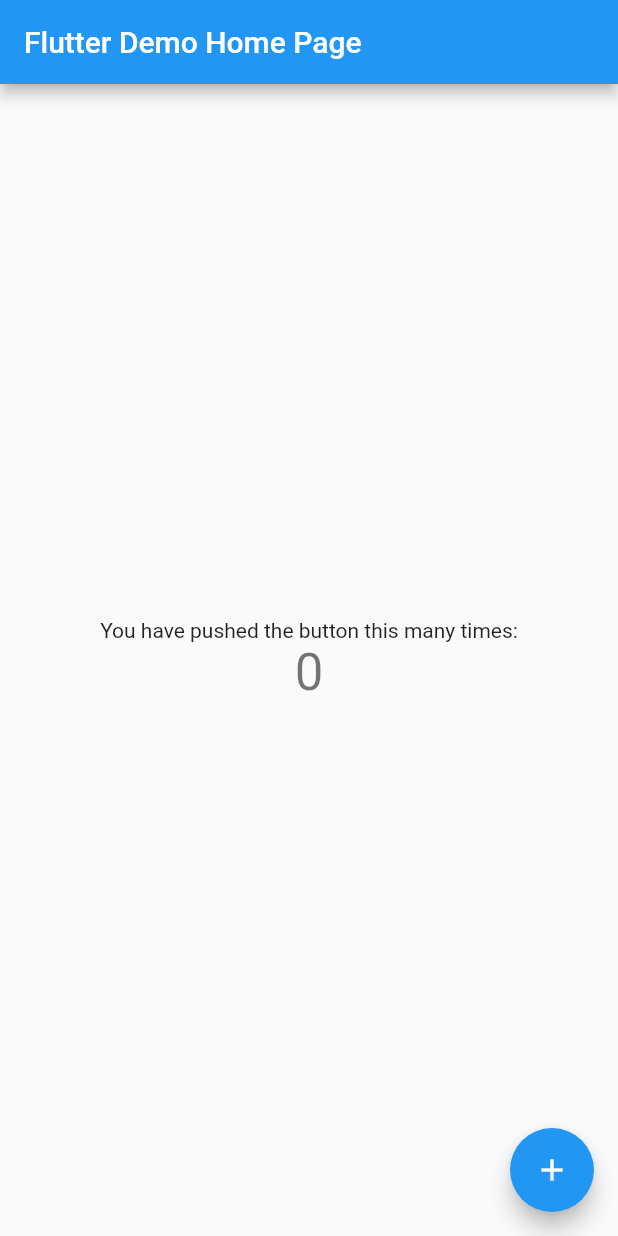
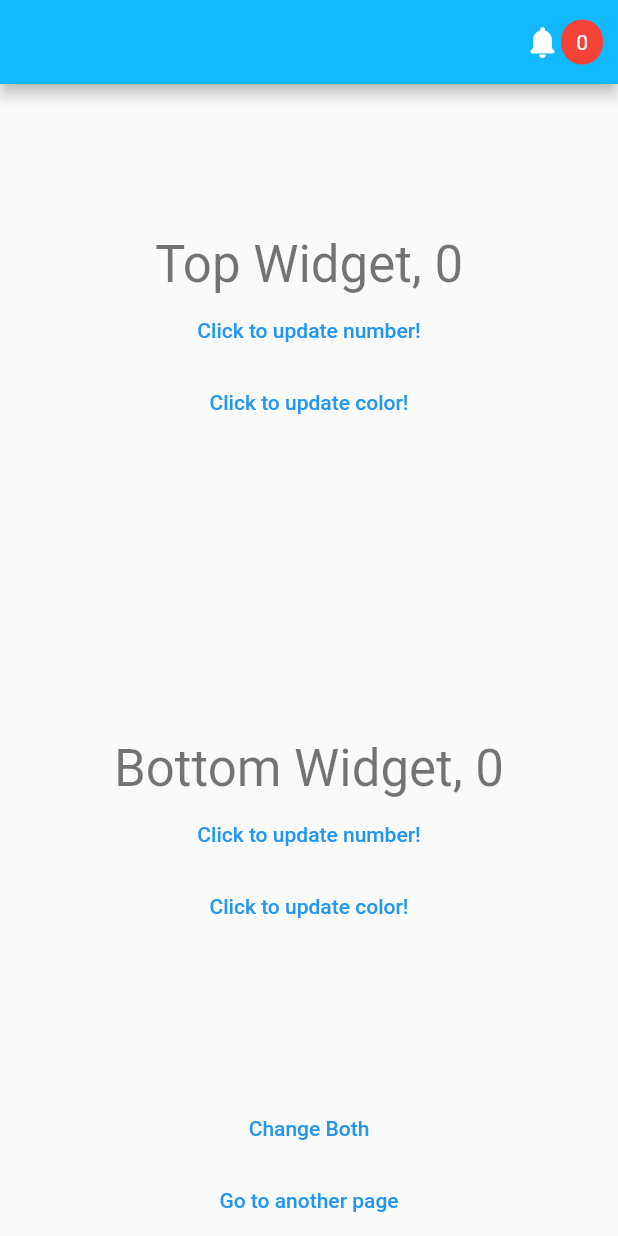
Before and after one commit to saifymatteo/rjc_codelab_7, a Flutter app: the screen it shows after launch, on a phone screen of 412 x 824 dp. Run offline on Flutter 3.47's test engine with Material 2 defaults, Android fonts, the phone set to English and light mode, and no system bars; our stand-ins replace bloc; generated files the repository leaves out were written again.

Commit message:
completed project

```diff
--- /dev/null
+++ b/lib/app/color_service.dart
@@ -0,0 +1,12 @@
+import 'package:flutter/material.dart';
+
+class ColorService extends ChangeNotifier {
+  Color _color = Colors.red;
+
+  Color get color => _color;
+
+  set color(Color value) {
+    _color = value;
+    notifyListeners();
+  }
+}
--- /dev/null
+++ b/lib/app/combined_service.dart
@@ -0,0 +1,14 @@
+import 'package:flutter/cupertino.dart';
+import 'package:provider/provider.dart';
+import 'package:rjc_codelab_7/app/color_service.dart';
+import 'package:rjc_codelab_7/app/value_service.dart';
+
+class CombinedService {
+  void setBothColorAndValue(BuildContext context, Color c, int v) {
+    final colorService = Provider.of<ColorService>(context, listen: false);
+    final valueService = Provider.of<ValueService>(context, listen: false);
+
+    colorService.color = c;
+    valueService.count = v;
+  }
+}
--- /dev/null
+++ b/lib/app/value_service.dart
@@ -0,0 +1,12 @@
+import 'package:flutter/cupertino.dart';
+
+class ValueService extends ChangeNotifier {
+  int _count = 0;
+
+  int get count => _count;
+
+  set count(int value) {
+    _count = value;
+    notifyListeners();
+  }
+}
--- a/lib/app/view/app.dart
+++ b/lib/app/view/app.dart
@@ -7,15 +7,25 @@
 
 import 'package:flutter/material.dart';
 import 'package:flutter_localizations/flutter_localizations.dart';
-import 'package:rjc_codelab_7/counter/counter.dart';
+import 'package:provider/provider.dart';
+import 'package:rjc_codelab_7/app/color_service.dart';
+import 'package:rjc_codelab_7/app/combined_service.dart';
+import 'package:rjc_codelab_7/app/value_service.dart';
+import 'package:rjc_codelab_7/app/view/home.dart';
 import 'package:rjc_codelab_7/l10n/l10n.dart';
 
 class App extends StatelessWidget {
-  const App();
+  const App({super.key});
 
   @override
   Widget build(BuildContext context) {
-    return MaterialApp(
+    return MultiProvider(
+      providers: [
+        ChangeNotifierProvider(create: (_) => ValueService()),
+        ChangeNotifierProvider(create: (_) => ColorService()),
+        Provider(create: (_) => CombinedService()),
+      ],
+      child: MaterialApp(
         theme: ThemeData(
           appBarTheme: const AppBarTheme(color: Color(0xFF13B9FF)),
           colorScheme: ColorScheme.fromSwatch(
@@ -27,7 +37,8 @@
           GlobalMaterialLocalizations.delegate,
         ],
         supportedLocales: AppLocalizations.supportedLocales,
-      home: const CounterPage(),
+        home: const Home(),
+      ),
     );
   }
 }
--- /dev/null
+++ b/lib/app/view/home.dart
@@ -0,0 +1,53 @@
+import 'package:flutter/material.dart';
+import 'package:provider/provider.dart';
+import 'package:rjc_codelab_7/app/combined_service.dart';
+
+import 'package:rjc_codelab_7/app/view/my_widget.dart';
+import 'package:rjc_codelab_7/app/view/next_page.dart';
+import 'package:rjc_codelab_7/app/view/notification_widget.dart';
+
+class Home extends StatelessWidget {
+  const Home({super.key});
+
+  @override
+  Widget build(BuildContext context) {
+    return Scaffold(
+      appBar: AppBar(
+        actions: const [NotificationWidget()],
+      ),
+      body: Column(
+        children: [
+          const Expanded(
+            child: MyWidget(
+              label: 'Top Widget',
+              color: Colors.green,
+            ),
+          ),
+          const Expanded(
+            child: MyWidget(
+              label: 'Bottom Widget',
+              color: Colors.purple,
+            ),
+          ),
+          TextButton(
+            onPressed: () {
+              Provider.of<CombinedService>(context, listen: false)
+                  .setBothColorAndValue(context, Colors.orange, 100);
+            },
+            child: const Text('Change Both'),
+          ),
+          TextButton(
+            onPressed: () {
+              Navigator.of(context).push(
+                MaterialPageRoute<Widget>(
+                  builder: (_) => const NextPage(),
+                ),
+              );
+            },
+            child: const Text('Go to another page'),
+          ),
+        ],
+      ),
+    );
+  }
+}
--- /dev/null
+++ b/lib/app/view/my_widget.dart
@@ -0,0 +1,62 @@
+import 'package:flutter/material.dart';
+import 'package:provider/provider.dart';
+import 'package:rjc_codelab_7/app/color_service.dart';
+import 'package:rjc_codelab_7/app/value_service.dart';
+
+class MyWidget extends StatelessWidget {
+  const MyWidget({super.key, this.label, this.color});
+
+  final String? label;
+  final Color? color;
+
+  @override
+  Widget build(BuildContext context) {
+    return Center(
+      child: Column(
+        mainAxisSize: MainAxisSize.min,
+        children: [
+          Consumer2<ValueService, ColorService>(
+            builder: (_, valueService, colorService, __) {
+              return Column(
+                mainAxisSize: MainAxisSize.min,
+                children: [
+                  Text(
+                    '$label, ${valueService.count}',
+                    style: Theme.of(context).textTheme.headline4,
+                  ),
+                  MyChildWidget(
+                    label: 'Click to update number!',
+                    onWidgetClicked: () {
+                      valueService.count++;
+                    },
+                  ),
+                  MyChildWidget(
+                    label: 'Click to update color!',
+                    onWidgetClicked: () {
+                      colorService.color = color!;
+                    },
+                  ),
+                ],
+              );
+            },
+          ),
+        ],
+      ),
+    );
+  }
+}
+
+class MyChildWidget extends StatelessWidget {
+  const MyChildWidget({super.key, this.onWidgetClicked, this.label});
+
+  final void Function()? onWidgetClicked;
+  final String? label;
+
+  @override
+  Widget build(BuildContext context) {
+    return TextButton(
+      onPressed: onWidgetClicked,
+      child: Text(label!),
+    );
+  }
+}
--- /dev/null
+++ b/lib/app/view/notification_widget.dart
@@ -0,0 +1,43 @@
+import 'package:flutter/material.dart';
+import 'package:provider/provider.dart';
+import 'package:rjc_codelab_7/app/color_service.dart';
+import 'package:rjc_codelab_7/app/value_service.dart';
+
+class NotificationWidget extends StatelessWidget {
+  const NotificationWidget({super.key});
+
+  @override
+  Widget build(BuildContext context) {
+    return Container(
+      height: 60,
+      margin: const EdgeInsets.only(right: 10),
+      child: Row(
+        children: [
+          const Icon(
+            Icons.notifications_rounded,
+            color: Colors.white,
+            size: 25,
+          ),
+          Consumer<ColorService>(
+            builder: (_, colorService, __) {
+              return Container(
+                height: 30,
+                padding: const EdgeInsets.symmetric(horizontal: 10),
+                alignment: Alignment.center,
+                decoration: BoxDecoration(
+                  borderRadius: BorderRadius.circular(20),
+                  color: colorService.color,
+                ),
+                child: Consumer<ValueService>(
+                  builder: (_, valueService, __) {
+                    return Text(valueService.count.toString());
+                  },
+                ),
+              );
+            },
+          )
+        ],
+      ),
+    );
+  }
+}
--- a/lib/main.dart
+++ /dev/null
@@ -1,115 +0,0 @@
-import 'package:flutter/material.dart';
-
-void main() {
-  runApp(const MyApp());
-}
-
-class MyApp extends StatelessWidget {
-  const MyApp({Key? key}) : super(key: key);
-
-  // This widget is the root of your application.
-  @override
-  Widget build(BuildContext context) {
-    return MaterialApp(
-      title: 'Flutter Demo',
-      theme: ThemeData(
-        // This is the theme of your application.
-        //
-        // Try running your application with "flutter run". You'll see the
-        // application has a blue toolbar. Then, without quitting the app, try
-        // changing the primarySwatch below to Colors.green and then invoke
-        // "hot reload" (press "r" in the console where you ran "flutter run",
-        // or simply save your changes to "hot reload" in a Flutter IDE).
-        // Notice that the counter didn't reset back to zero; the application
-        // is not restarted.
-        primarySwatch: Colors.blue,
-      ),
-      home: const MyHomePage(title: 'Flutter Demo Home Page'),
-    );
-  }
-}
-
-class MyHomePage extends StatefulWidget {
-  const MyHomePage({Key? key, required this.title}) : super(key: key);
-
-  // This widget is the home page of your application. It is stateful, meaning
-  // that it has a State object (defined below) that contains fields that affect
-  // how it looks.
-
-  // This class is the configuration for the state. It holds the values (in this
-  // case the title) provided by the parent (in this case the App widget) and
-  // used by the build method of the State. Fields in a Widget subclass are
-  // always marked "final".
-
-  final String title;
-
-  @override
-  State<MyHomePage> createState() => _MyHomePageState();
-}
-
-class _MyHomePageState extends State<MyHomePage> {
-  int _counter = 0;
-
-  void _incrementCounter() {
-    setState(() {
-      // This call to setState tells the Flutter framework that something has
-      // changed in this State, which causes it to rerun the build method below
-      // so that the display can reflect the updated values. If we changed
-      // _counter without calling setState(), then the build method would not be
-      // called again, and so nothing would appear to happen.
-      _counter++;
-    });
-  }
-
-  @override
-  Widget build(BuildContext context) {
-    // This method is rerun every time setState is called, for instance as done
-    // by the _incrementCounter method above.
-    //
-    // The Flutter framework has been optimized to make rerunning build methods
-    // fast, so that you can just rebuild anything that needs updating rather
-    // than having to individually change instances of widgets.
-    return Scaffold(
-      appBar: AppBar(
-        // Here we take the value from the MyHomePage object that was created by
-        // the App.build method, and use it to set our appbar title.
-        title: Text(widget.title),
-      ),
-      body: Center(
-        // Center is a layout widget. It takes a single child and positions it
-        // in the middle of the parent.
-        child: Column(
-          // Column is also a layout widget. It takes a list of children and
-          // arranges them vertically. By default, it sizes itself to fit its
-          // children horizontally, and tries to be as tall as its parent.
-          //
-          // Invoke "debug painting" (press "p" in the console, choose the
-          // "Toggle Debug Paint" action from the Flutter Inspector in Android
-          // Studio, or the "Toggle Debug Paint" command in Visual Studio Code)
-          // to see the wireframe for each widget.
-          //
-          // Column has various properties to control how it sizes itself and
-          // how it positions its children. Here we use mainAxisAlignment to
-          // center the children vertically; the main axis here is the vertical
-          // axis because Columns are vertical (the cross axis would be
-          // horizontal).
-          mainAxisAlignment: MainAxisAlignment.center,
-          children: <Widget>[
-            const Text(
-              'You have pushed the button this many times:',
-            ),
-            Text(
-              '$_counter',
-              style: Theme.of(context).textTheme.headline4,
-            ),
-          ],
-        ),
-      ),
-      floatingActionButton: FloatingActionButton(
-        onPressed: _incrementCounter,
-        tooltip: 'Increment',
-        child: const Icon(Icons.add),
-      ), // This trailing comma makes auto-formatting nicer for build methods.
-    );
-  }
-}
--- a/pubspec.yaml
+++ b/pubspec.yaml
@@ -14,6 +14,7 @@
   flutter_localizations:
     sdk: flutter
   intl: ^0.17.0
+  provider: ^6.0.3
 
 dev_dependencies:
   bloc_test: ^9.0.3
@@ -25,3 +26,5 @@
 flutter:
   uses-material-design: true
   generate: true
+  # assets:
+  #   -
```
Also changed, not shown: lib/app/view/next_page.dart (added, +31 -0 lines), lib/counter/counter.dart (deleted, +0 -9 lines), lib/counter/cubit/counter_cubit.dart (deleted, +0 -15 lines), lib/counter/view/counter_page.dart (deleted, +0 -62 lines), .github/workflows/main.yaml, pubspec.lock, 6 other files. Lines whose indentation alone changed are shown as unchanged.
